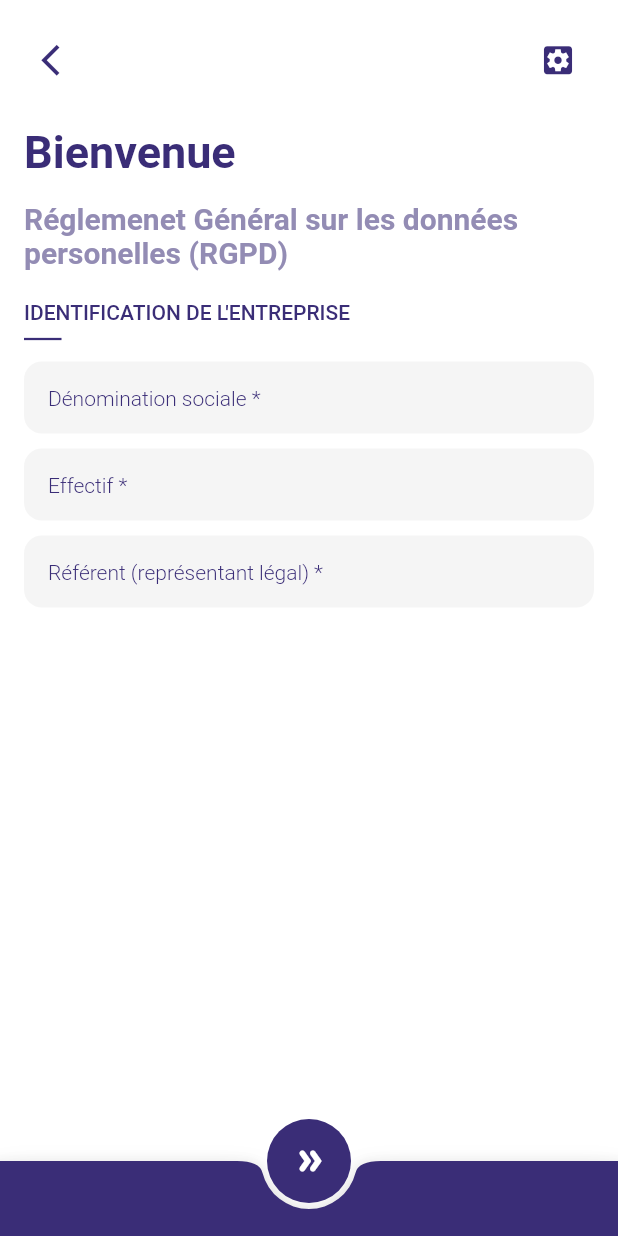
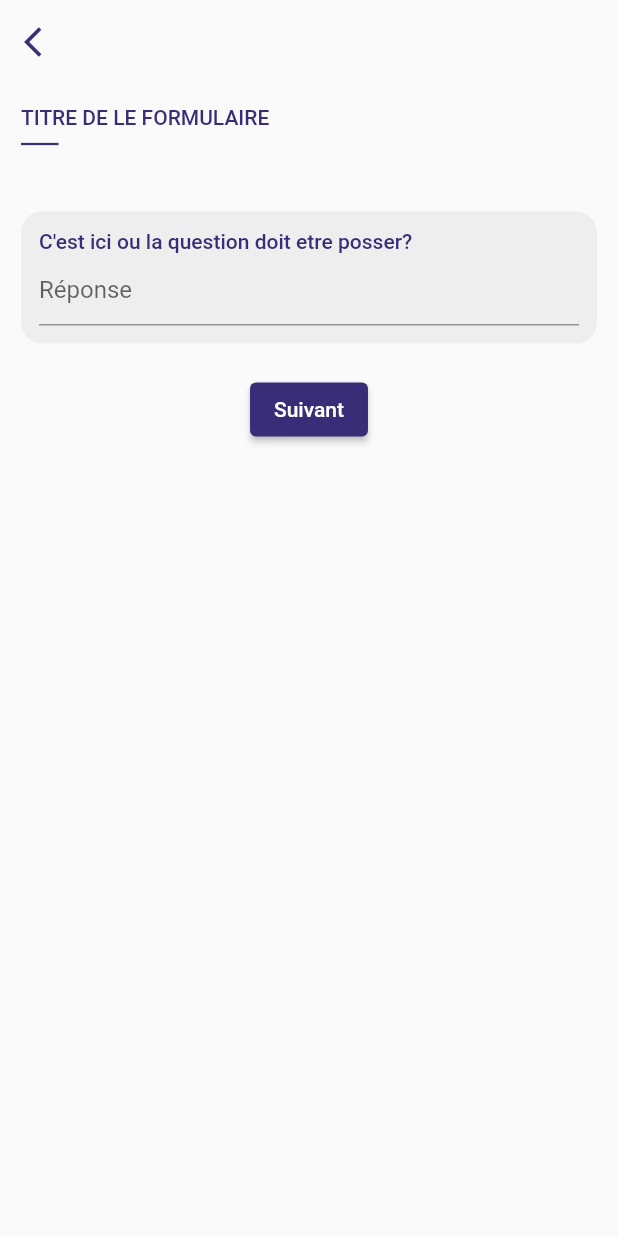
Before and after one commit to abdel7ak96/survey_app, a Flutter app: the screen it shows after launch, on a phone screen of 412 x 824 dp. Run offline on Flutter 3.47's test engine with Material 2 defaults, Android fonts, the phone set to English and light mode, and no system bars; our stand-ins replace dots_indicator.

Commit message:
Do Question widget styling

```diff
--- a/lib/main.dart
+++ b/lib/main.dart
@@ -1,6 +1,6 @@
 import 'package:flutter/material.dart';
 // import 'src/screens/WelcomeScreens.dart';
-import 'src/screens/AuthenticationScreen.dart';
+// import 'src/screens/AuthenticationScreen.dart';
 
 void main() {
   runApp(MyApp());
@@ -12,10 +12,122 @@ class MyApp extends StatelessWidget {
     return MaterialApp(
       title: 'Survey App',
       theme: ThemeData(
+        // TODO : Add theme data and refactor explicit color choices in the code
         primarySwatch: Colors.purple,
       ),
-      home: AuthenticationScreen(),
+      home: QuestionScreen(),
       debugShowCheckedModeBanner: false,
     );
   }
 }
+
+class QuestionScreen extends StatefulWidget {
+  const QuestionScreen({Key? key}) : super(key: key);
+
+  @override
+  _QuestionScreenState createState() => _QuestionScreenState();
+}
+
+class _QuestionScreenState extends State<QuestionScreen> {
+  // PageController _pageController = PageController();
+
+  // int _currentPageIndex = 0;
+
+  @override
+  Widget build(BuildContext context) {
+    return Scaffold(
+      appBar: AppBar(
+        leading: IconButton(
+            onPressed: () => {},
+            icon: Icon(
+              Icons.arrow_back_ios,
+              color: Color.fromRGBO(58, 45, 119, 1),
+            )),
+        backgroundColor: Colors.transparent,
+        elevation: 0,
+      ),
+      body: SafeArea(
+        child: PageView(
+          scrollDirection: Axis.vertical,
+          children: [
+            TextQuestion(),
+            TextQuestion(),
+            TextQuestion(),
+          ],
+        ),
+      ),
+    );
+  }
+}
+
+class TextQuestion extends StatelessWidget {
+  const TextQuestion({Key? key}) : super(key: key);
+
+  @override
+  Widget build(BuildContext context) {
+    return SingleChildScrollView(
+      child: Padding(
+        padding: const EdgeInsets.all(14.0),
+        child: Column(crossAxisAlignment: CrossAxisAlignment.start, children: [
+          true
+              ? Container(
+                  child: Column(
+                    crossAxisAlignment: CrossAxisAlignment.start,
+                    children: [
+                      Text("TITRE DE LE FORMULAIRE",
+                          style: TextStyle(
+                            fontWeight: FontWeight.w500,
+                            color: Color.fromRGBO(58, 45, 119, 1),
+                          )),
+                      Container(
+                        width: 25.0,
+                        child: Divider(
+                            height: 20.0,
+                            thickness: 1.5,
+                            color: Color.fromRGBO(58, 45, 119, 1)),
+                      ),
+                    ],
+                  ),
+                )
+              // ignore: dead_code
+              : SizedBox(height: 35.0),
+          SizedBox(height: 35.0),
+          Container(
+            // height: 2000,
+            padding: EdgeInsets.all(12.0),
+            decoration: BoxDecoration(
+                borderRadius: BorderRadius.circular(14.0),
+                color: Colors.grey[200]),
+            child: Form(
+              child: Column(
+                crossAxisAlignment: CrossAxisAlignment.start,
+                children: [
+                  Text(
+                    "C'est ici ou la question doit etre posser?",
+                    style: TextStyle(
+                        color: Color.fromRGBO(58, 45, 119, 1),
+                        fontWeight: FontWeight.w500,
+                        fontSize: 14.0),
+                  ),
+                  TextFormField(
+                    decoration: InputDecoration(
+                      hintText: "Réponse"
+                    ),
+                  )
+                ],
+              ),
+            ),
+          ),
+          SizedBox(height: 20.0),
+          Center(
+              child: ElevatedButton(
+            onPressed: () => {},
+            child: Text("Suivant"),
+            style:
+                ElevatedButton.styleFrom(primary: Color.fromRGBO(58, 45, 119, 1)),
+          ))
+        ]),
+      ),
+    );
+  }
+}
--- a/lib/src/screens/AuthenticationScreen.dart
+++ b/lib/src/screens/AuthenticationScreen.dart
@@ -14,6 +14,7 @@ class AuthenticationScreen extends StatelessWidget {
               child: Column(
                 crossAxisAlignment: CrossAxisAlignment.start,
                 children: [
+                  // TODO : Refactor this code to use AppBar instead
                   Row(
                     mainAxisAlignment: MainAxisAlignment.spaceBetween,
                     children: [
--- a/lib/src/screens/WelcomeScreens.dart
+++ b/lib/src/screens/WelcomeScreens.dart
@@ -9,9 +9,7 @@ class WelcomeScreens extends StatefulWidget {
 }
 
 class _WelcomeScreensState extends State<WelcomeScreens> {
-  PageController _pageController = PageController(
-    initialPage: 0,
-  );
+  PageController _pageController = PageController();
 
   int _currentPageIndex = 0;
 
```
